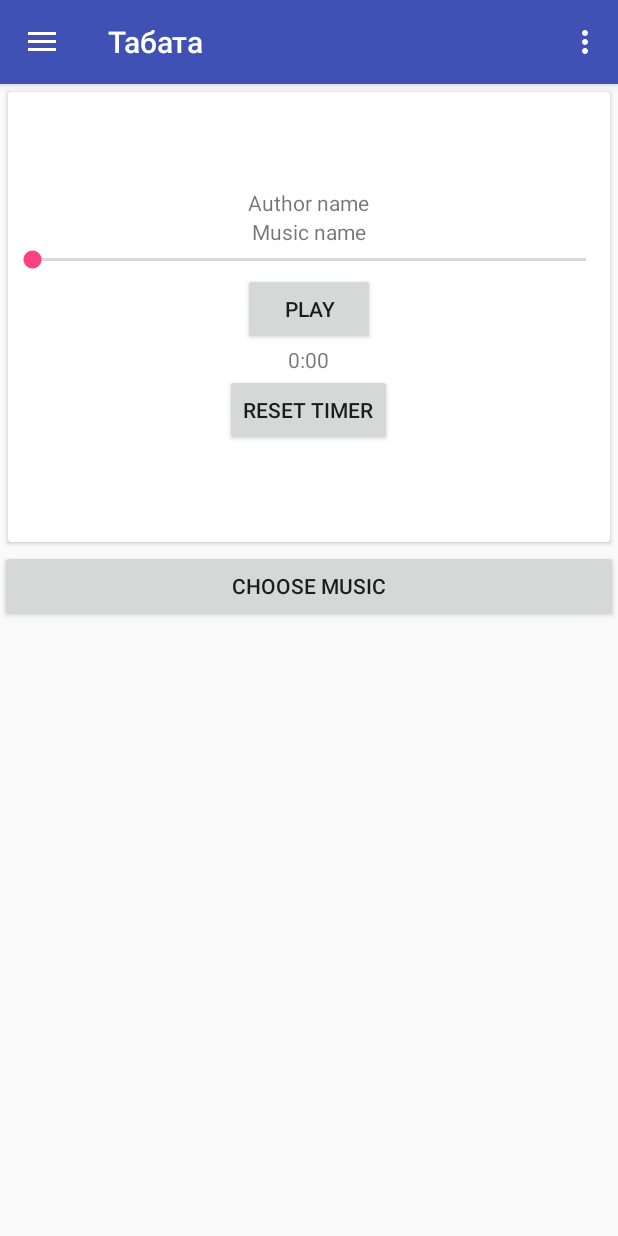
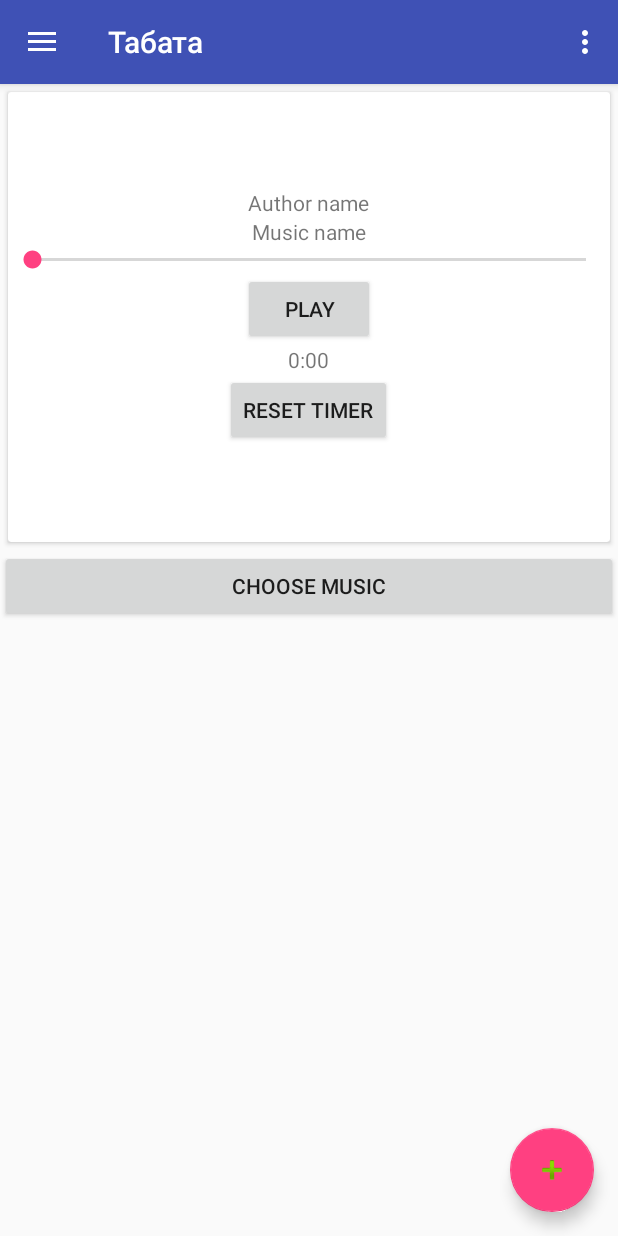
Before and after one commit to qdri1/TorgaiGym, an Android app: the fragment TabataFragment placed in its activity, in the side drawer, after a tap on "Поделиться", on a phone screen of 412 x 824 dp. Run offline under Robolectric (Android 15) with nearby library versions, the phone set to English and light mode, and no system bars; our stand-ins replace Firebase (no records; nobody signed in at launch, a user with empty details on screens opened directly).

Commit message:
Tabata dialog

```diff
--- a/app/src/main/java/com/torgaigym/torgai/torgaigym/MainActivity.java
+++ b/app/src/main/java/com/torgaigym/torgai/torgaigym/MainActivity.java
@@ -105,7 +105,8 @@ public class MainActivity extends AppCompatActivity
     private void shareApp() {
         Intent sendIntent = new Intent();
         sendIntent.setAction(Intent.ACTION_SEND);
-        sendIntent.putExtra(Intent.EXTRA_TEXT, getString(R.string.share_text) + "\n" + "https://play.google.com/store/apps/details?id=com.alimapps.allahnames&hl=ru");
+//        sendIntent.putExtra(Intent.EXTRA_TEXT, getString(R.string.app_name) + "\n" +getString(R.string.share_text) + "\n" + "https://play.google.com/store/apps/details?id=com.alimapps.allahnames&hl=ru");
+        sendIntent.putExtra(Intent.EXTRA_TEXT, "Спокойной ночи, Назерке!\n\n" + getString(R.string.app_name) + "\n" + getString(R.string.share_text));
         sendIntent.setType("text/plain");
         startActivity(Intent.createChooser(sendIntent, getResources().getText(R.string.nav_share)));
     }
--- a/app/src/main/java/com/torgaigym/torgai/torgaigym/dialogs/GymDialogs.java
+++ b/app/src/main/java/com/torgaigym/torgai/torgaigym/dialogs/GymDialogs.java
@@ -12,6 +12,34 @@ import android.widget.TextView;
 import com.torgaigym.torgai.torgaigym.R;
 
 public class GymDialogs {
+
+    public static AlertDialog tabataTimerExercise(final Context context, String title, final TimerInputListener listener) {
+        AlertDialog.Builder dialogBuilder = new AlertDialog.Builder(context);
+        LayoutInflater inflater = LayoutInflater.from(context);
+        View view = inflater.inflate(R.layout.add_tabata_timer_dialog_view, null);
+        TextView titleView = view.findViewById(R.id.title);
+        titleView.setText(title);
+        final EditText t1View = view.findViewById(R.id.t_1);
+        final EditText t2View = view.findViewById(R.id.t_2);
+        final EditText tabataRoundsView = view.findViewById(R.id.tabata_rounds);
+        dialogBuilder.setView(view);
+        dialogBuilder.setNegativeButton(R.string.action_no, null);
+        dialogBuilder.setPositiveButton(R.string.action_save, new DialogInterface.OnClickListener() {
+            @Override
+            public void onClick(DialogInterface dialog, int which) {
+                if (TextUtils.isEmpty(t1View.getText())) {
+                    t1View.setError(context.getString(R.string.label_error_empty_text));
+                } else if (TextUtils.isEmpty(t2View.getText())) {
+                    t2View.setError(context.getString(R.string.label_error_empty_text));
+                } else if (TextUtils.isEmpty(tabataRoundsView.getText())) {
+                    tabataRoundsView.setError(context.getString(R.string.label_error_empty_text));
+                } else {
+                    listener.onClick(Integer.parseInt(t1View.getText().toString()), Integer.parseInt(t2View.getText().toString()), Integer.parseInt(tabataRoundsView.getText().toString()));
+                }
+            }
+        });
+        return dialogBuilder.create();
+    }
 
     public static AlertDialog addExercisesDialog(final Context context, String title, final TextInputListener listener) {
         AlertDialog.Builder dialogBuilder = new AlertDialog.Builder(context);
@@ -87,4 +115,8 @@ public class GymDialogs {
         void onClick();
     }
 
+    public interface TimerInputListener {
+        void onClick(int t1, int t2, int rounds);
+    }
+
 }
--- a/app/src/main/java/com/torgaigym/torgai/torgaigym/fragments/TabataFragment.java
+++ b/app/src/main/java/com/torgaigym/torgai/torgaigym/fragments/TabataFragment.java
@@ -12,6 +12,7 @@ import android.os.Bundle;
 import android.os.Handler;
 import android.provider.MediaStore;
 import android.support.annotation.NonNull;
+import android.support.design.widget.FloatingActionButton;
 import android.support.v4.app.ActivityCompat;
 import android.support.v4.app.Fragment;
 import android.view.LayoutInflater;
@@ -23,6 +24,7 @@ import android.widget.TextView;
 import android.widget.Toast;
 
 import com.torgaigym.torgai.torgaigym.R;
+import com.torgaigym.torgai.torgaigym.dialogs.GymDialogs;
 
 import java.io.IOException;
 
@@ -35,6 +37,7 @@ public class TabataFragment extends Fragment {
 
     private TextView artistNameView, musicNameView, timerView;
     private Button playButton, chooseMusicButton, resetTimerButton;
+    private FloatingActionButton tabataTimerButton;
     private SeekBar seekBar;
     private MediaPlayer mediaPlayer;
     private String uriStr;
@@ -42,6 +45,7 @@ public class TabataFragment extends Fragment {
     private Handler timerHandler = new Handler();
     private long startTime = 0;
     private boolean resetTimer = false;
+    private int tT1 = 0, tT2 = 0, tRounds = 0, totalTimerSeconds = 0;
 
     public static TabataFragment newInstance() {
 
@@ -68,6 +72,7 @@ public class TabataFragment extends Fragment {
         seekBar = view.findViewById(R.id.seek_bar);
         timerView = view.findViewById(R.id.timer);
         resetTimerButton = view.findViewById(R.id.reset_timer_button);
+        tabataTimerButton = view.findViewById(R.id.tabata_timer_button);
 
         seekBar.setOnSeekBarChangeListener(new SeekBar.OnSeekBarChangeListener() {
             int seekProgress;
@@ -92,11 +97,17 @@ public class TabataFragment extends Fragment {
         playButton.setOnClickListener(new View.OnClickListener() {
             @Override
             public void onClick(View v) {
-                if (uriStr != null) {
-                    if (playButton.getText().toString().equalsIgnoreCase("Play")) {
-                        playMusic(uriStr);
+                if (tT1 == 0 && tT2 == 0 && tRounds == 0) {
+                    Toast.makeText(getContext(), "Добавьте время Табата!", Toast.LENGTH_SHORT).show();
+                } else {
+                    if (uriStr != null) {
+                        if (playButton.getText().toString().equalsIgnoreCase("Play")) {
+                            playMusic(uriStr);
+                        } else {
+                            pauseMusic();
+                        }
                     } else {
-                        pauseMusic();
+                        Toast.makeText(getContext(), "Выберите музыку!", Toast.LENGTH_SHORT).show();
                     }
                 }
             }
@@ -116,6 +127,21 @@ public class TabataFragment extends Fragment {
             }
         });
 
+        tabataTimerButton.setOnClickListener(new View.OnClickListener() {
+            @Override
+            public void onClick(View v) {
+                GymDialogs.tabataTimerExercise(getContext(), getString(R.string.nav_tabata), new GymDialogs.TimerInputListener() {
+                    @Override
+                    public void onClick(int t1, int t2, int rounds) {
+                        tT1 = t1;
+                        tT2 = t2;
+                        tRounds = rounds;
+                        totalTimerSeconds = (tT1 + tT2) * tRounds;
+                    }
+                }).show();
+            }
+        });
+
         checkPermission();
     }
 
@@ -123,14 +149,14 @@ public class TabataFragment extends Fragment {
         @Override
         public void run() {
             if (mediaPlayer != null) {
-                seekBar.setProgress(mediaPlayer.getCurrentPosition());
-                if (!mediaPlayer.isPlaying()) { //mediaPlayer.getCurrentPosition() >= mediaPlayer.getDuration()
+                if (!mediaPlayer.isPlaying()) {
                     handler.removeCallbacks(this);
                     seekBar.setProgress(0);
                     playButton.setText("Play");
-                } else {
-                    handler.postDelayed(this, 100);
+                    return;
                 }
+                seekBar.setProgress(mediaPlayer.getCurrentPosition());
+                handler.postDelayed(this, 100);
             }
         }
     };
@@ -140,8 +166,13 @@ public class TabataFragment extends Fragment {
         public void run() {
             long millis = System.currentTimeMillis() - startTime;
             int seconds = (int) (millis / 1000);
+            if (seconds > totalTimerSeconds) {
+                timerHandler.removeCallbacks(this);
+                return;
+            }
             int minutes = seconds / 60;
             seconds = seconds % 60;
+            System.out.println("");
 
             timerView.setText(String.format("%d:%02d", minutes, seconds));
 
--- a/app/src/main/res/layout/fragment_tabata.xml
+++ b/app/src/main/res/layout/fragment_tabata.xml
@@ -1,9 +1,14 @@
-<LinearLayout xmlns:android="http://schemas.android.com/apk/res/android"
+<RelativeLayout xmlns:android="http://schemas.android.com/apk/res/android"
+    xmlns:app="http://schemas.android.com/apk/res-auto"
     xmlns:tools="http://schemas.android.com/tools"
     android:layout_width="match_parent"
     android:layout_height="match_parent"
-    android:orientation="vertical"
     tools:context="com.torgaigym.torgai.torgaigym.fragments.TabataFragment">
+
+    <LinearLayout
+        android:layout_width="match_parent"
+        android:layout_height="match_parent"
+        android:orientation="vertical">
 
         <android.support.v7.widget.CardView
             android:layout_width="match_parent"
@@ -62,3 +67,14 @@
             android:text="choose music" />
 
     </LinearLayout>
+
+    <android.support.design.widget.FloatingActionButton
+        android:id="@+id/tabata_timer_button"
+        android:layout_width="wrap_content"
+        android:layout_height="wrap_content"
+        android:layout_alignParentBottom="true"
+        android:layout_alignParentRight="true"
+        android:layout_margin="@dimen/fab_margin"
+        app:srcCompat="@android:drawable/ic_input_add" />
+
+</RelativeLayout>
--- a/app/src/main/res/values/strings.xml
+++ b/app/src/main/res/values/strings.xml
@@ -38,4 +38,9 @@
     <string name="navigation_drawer_open">Navigation open</string>
     <string name="navigation_drawer_close">Navigation close</string>
 
+    <string name="t_1">T1</string>
+    <string name="t_2">T2</string>
+    <string name="tabata_rounds">Кол. раундов</string>
+
+
 </resources>
```
Also changed, not shown: app/src/main/res/layout/add_tabata_timer_dialog_view.xml (added, +34 -0 lines). Lines whose indentation alone changed are shown as unchanged.
